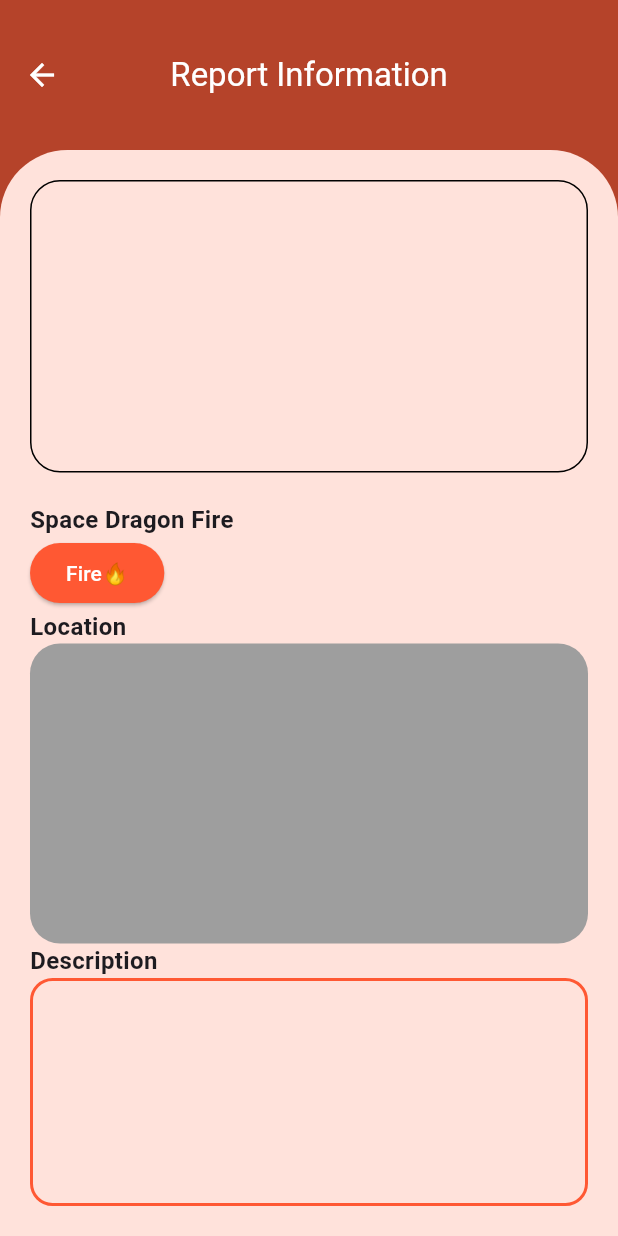
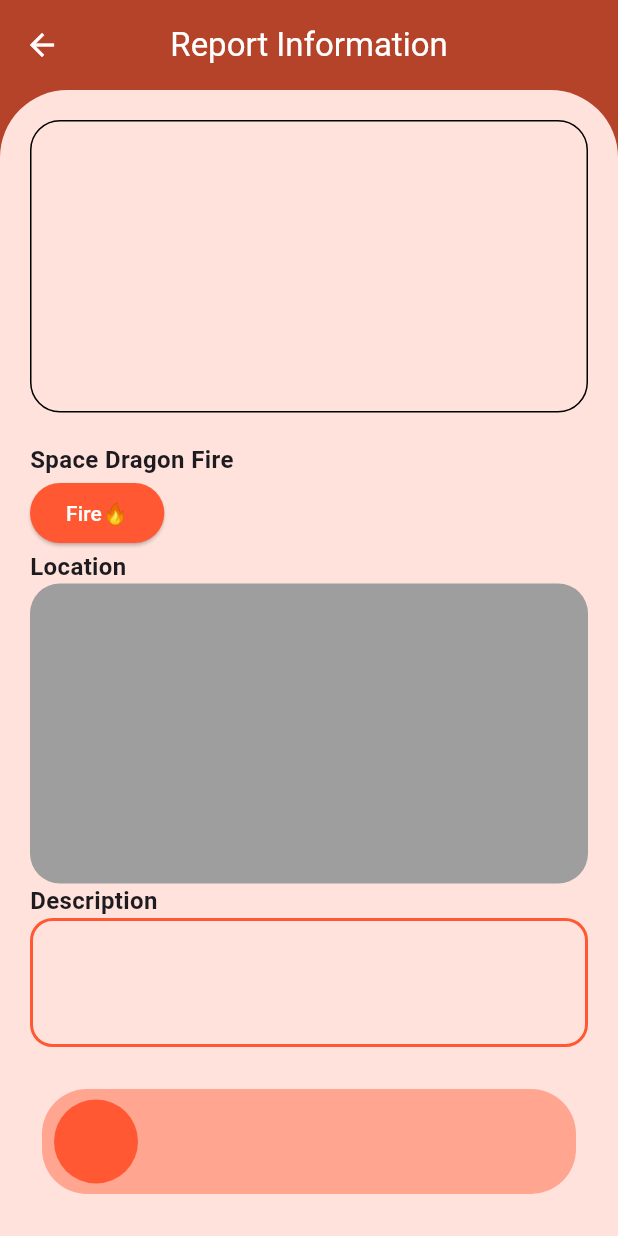
Before and after one commit to Sunthewhat/WatchOut-MobileAppProject, a Flutter app: the ReportInfoPage screen opened directly, on a phone screen of 412 x 824 dp. Run offline on Flutter 3.47's test engine with Material 3 defaults, Android fonts, the phone set to English and light mode, and no system bars; drawn by our look-alikes of slide_to_act; our stand-ins replace shared_preferences; accounts and stored records are empty.

Commit message:
edit all report

```diff
--- a/app/lib/main.dart
+++ b/app/lib/main.dart
@@ -1,4 +1,7 @@
 import 'package:app/pages/onboarding/onboarding.dart';
+import 'package:app/pages/report/report.dart';
+import 'package:app/pages/report/report_info.dart';
+import 'package:app/pages/report/report_with_photo.dart';
 import 'package:flutter/material.dart';
 
 void main() {
@@ -17,7 +20,7 @@ class MyApp extends StatelessWidget {
         colorScheme: ColorScheme.fromSeed(seedColor: Colors.deepPurple),
         useMaterial3: true,
       ),
-      home: const OnboardingPage(),
+      home: const ReportPage(),
     );
   }
 }
--- a/app/lib/pages/report/report_info.dart
+++ b/app/lib/pages/report/report_info.dart
@@ -1,4 +1,5 @@
 import 'package:flutter/material.dart';
+import 'package:slide_to_act/slide_to_act.dart';
 
 class ReportInfoPage extends StatefulWidget {
   const ReportInfoPage({super.key});
@@ -22,7 +23,7 @@ class _ReportPageState extends State<ReportInfoPage> {
         ),
         centerTitle: true,
         backgroundColor: const Color(0xFFB5432A),
-        toolbarHeight: 100.0,
+        toolbarHeight: 60.0,
         leading: IconButton(
           icon: const Icon(Icons.arrow_back),
           onPressed: () {
@@ -72,6 +73,28 @@ class _ReportPageState extends State<ReportInfoPage> {
                 ),
               ),
               DescriptionTextField(controller: _reportController),
+              const SizedBox(height: 20.0),
+              Center(
+                child: Padding(
+                  padding: const EdgeInsets.all(8.0),
+                  child: SlideAction(
+                    borderRadius: 30,
+                    elevation: 0,
+                    innerColor: const Color(0xFFFF5833),
+                    outerColor: const Color(0xFFFFA590),
+                    sliderButtonIcon: const Icon(Icons.arrow_forward, color: Color(0xFFFF5833)),
+                    text: 'Slide to submit',
+                    textStyle: const TextStyle(
+                      color: Color(0xFFFFA590),
+                      fontSize: 20.0,
+                    ),
+                    onSubmit: () {
+                      print('Submitted');
+                      return null;
+                    },
+                  ),
+                ),
+              ),
             ],
           ),
         ),
```
Also changed, not shown: app/lib/pages/report/report.dart (+24 -23 lines), app/lib/pages/report/report_with_photo.dart (+23 -6 lines), app/pubspec.yaml (+1 -6 lines), app/pubspec.lock.
